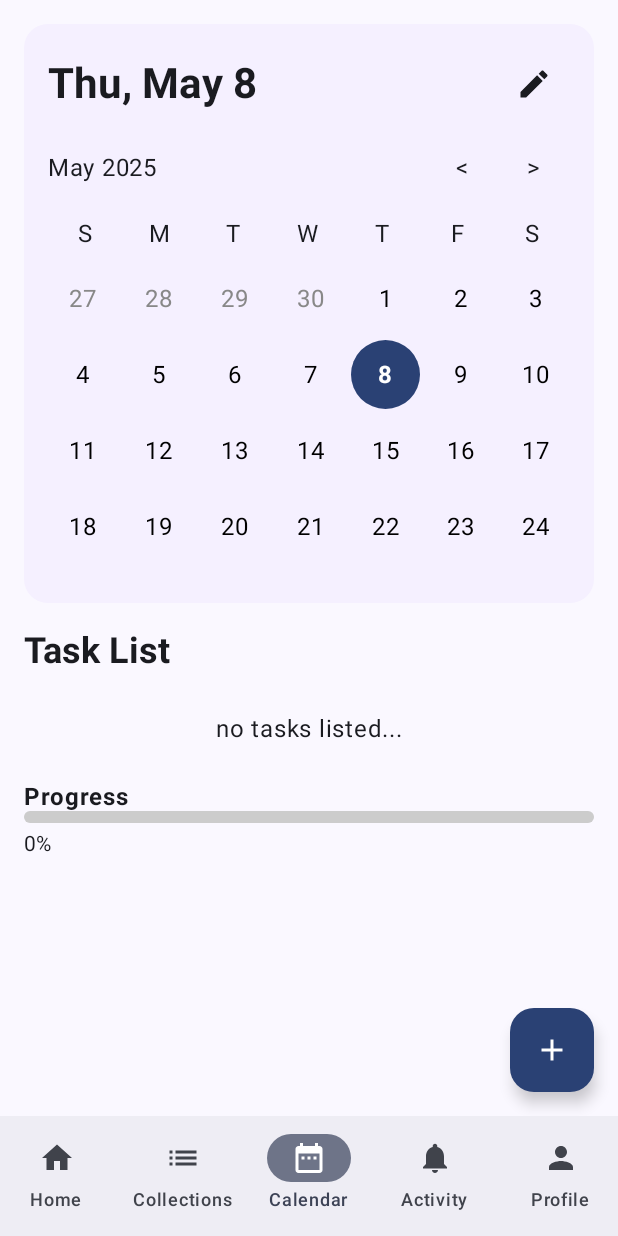
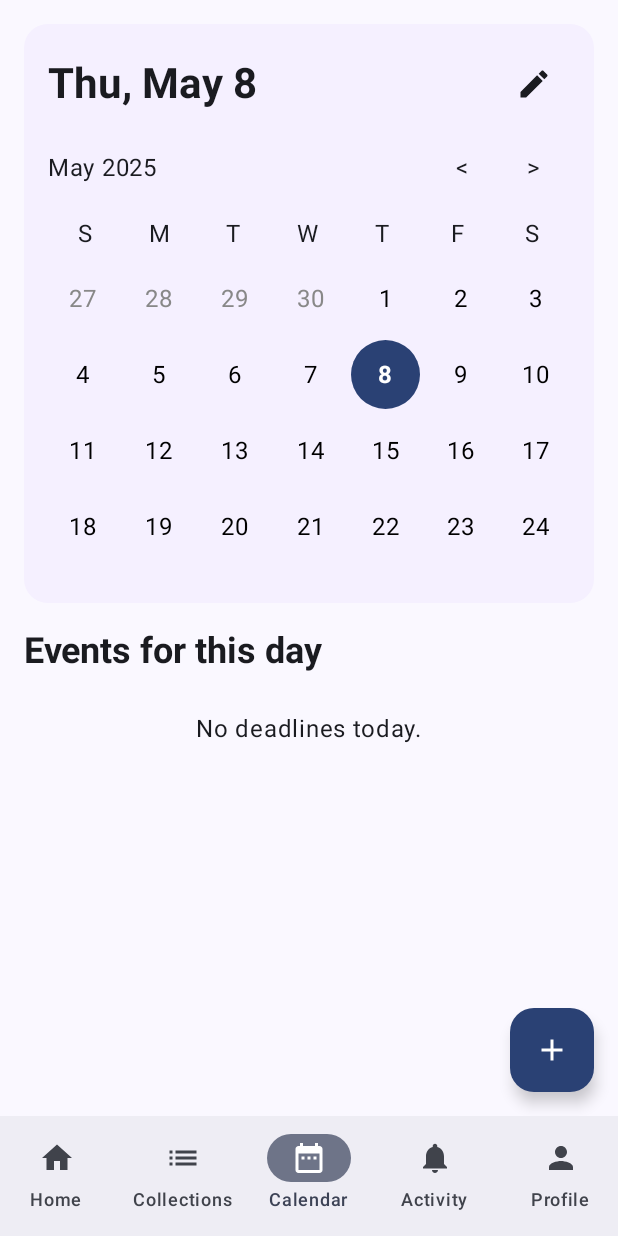
Before and after one commit to MichaelAppsDev/taskmanager, an Android app built with Jetpack Compose: the CalendarScreen screen opened through its navigation route, on a phone screen of 412 x 824 dp. Run offline under Robolectric (Android 15) with nearby library versions, the phone set to English and light mode, and no system bars; our stand-ins replace Firebase (no records; nobody signed in at launch, a user with empty details on screens opened directly), Room's generated code.

Commit message:
Enhance Calendar and Collection Detail screens with task filtering and date picker functionality

```diff
--- a/app/src/main/java/com/example/taskmanager/ui/screens/CalendarScreen.kt
+++ b/app/src/main/java/com/example/taskmanager/ui/screens/CalendarScreen.kt
@@ -16,6 +16,7 @@ import androidx.compose.foundation.lazy.LazyColumn
 import androidx.compose.foundation.lazy.grid.GridCells
 import androidx.compose.foundation.lazy.grid.LazyVerticalGrid
 import androidx.compose.foundation.lazy.grid.items
+import androidx.compose.foundation.lazy.items
 import androidx.compose.foundation.shape.CircleShape
 import androidx.compose.foundation.shape.RoundedCornerShape
 import androidx.compose.material.icons.Icons
@@ -42,6 +43,7 @@ import androidx.compose.ui.graphics.Color
 import androidx.compose.ui.text.font.FontWeight
 import androidx.compose.ui.text.style.TextAlign
 import androidx.compose.ui.unit.dp
+import com.example.taskmanager.data.models.Task
 import com.example.taskmanager.ui.theme.LightPurple
 import com.example.taskmanager.ui.viewmodel.TaskViewModel
 import java.text.SimpleDateFormat
@@ -64,6 +66,11 @@ fun CalendarScreen(viewModel: TaskViewModel) {
 
     // Calculate days in month
     val daysInMonthList = getDaysInMonthList(selectedDate)
+
+    // Filter tasks with deadline matching selected date
+    val selectedDayTasks = uiState.tasks.filter { task ->
+        task.dueDate != null && isSameDay(task.dueDate, selectedDate)
+    }
 
     Scaffold(
         floatingActionButton = {
@@ -200,9 +207,9 @@ fun CalendarScreen(viewModel: TaskViewModel) {
             Spacer(modifier = Modifier.height(16.dp))
 
             // Tasks for selected date
-            TaskList(
+            DeadlineEventList(
                 date = selectedDate,
-                tasks = uiState.currentDateTasks
+                tasks = selectedDayTasks
             )
         }
     }
@@ -243,15 +250,14 @@ fun CalendarDay(
 }
 
 @Composable
-fun TaskList(date: Date, tasks: List<com.example.taskmanager.data.models.Task>) {
+fun DeadlineEventList(date: Date, tasks: List<Task>) {
     Column {
         Text(
-            text = "Task List",
+            text = "Events for this day",
             style = MaterialTheme.typography.headlineSmall,
             fontWeight = FontWeight.Bold,
             modifier = Modifier.padding(bottom = 8.dp)
         )
-
         if (tasks.isEmpty()) {
             Box(
                 modifier = Modifier
@@ -259,46 +265,29 @@ fun TaskList(date: Date, tasks: List<com.example.taskmanager.data.models.Task>)
                     .padding(vertical = 16.dp),
                 contentAlignment = Alignment.Center
             ) {
-                Text("no tasks listed...")
+                Text("No deadlines today.")
             }
         } else {
             LazyColumn(
                 verticalArrangement = Arrangement.spacedBy(8.dp)
             ) {
-                // Task items will be added here
+                items(tasks) { task ->
+                    Card(
+                        modifier = Modifier.fillMaxWidth()
+                    ) {
+                        Row(
+                            modifier = Modifier.padding(16.dp),
+                            verticalAlignment = Alignment.CenterVertically
+                        ) {
+                            Text(
+                                text = "${task.title} deadline",
+                                style = MaterialTheme.typography.bodyLarge
+                            )
+                        }
+                    }
+                }
             }
         }
-
-        Spacer(modifier = Modifier.height(8.dp))
-
-        Text(
-            text = "Progress",
-            style = MaterialTheme.typography.bodyLarge,
-            fontWeight = FontWeight.Bold
-        )
-
-        // Progress bar
-        Box(
-            modifier = Modifier
-                .fillMaxWidth()
-                .height(8.dp)
-                .clip(RoundedCornerShape(4.dp))
-                .background(Color.LightGray)
-        ) {
-            Box(
-                modifier = Modifier
-                    .fillMaxWidth(0.0f) // Progress percentage
-                    .height(8.dp)
-                    .clip(RoundedCornerShape(4.dp))
-                    .background(MaterialTheme.colorScheme.primary)
-            )
-        }
-
-        Text(
-            text = "0%",
-            style = MaterialTheme.typography.bodyMedium,
-            modifier = Modifier.padding(top = 4.dp)
-        )
     }
 }
 
@@ -350,3 +339,12 @@ fun getDaysInMonthList(selectedDate: Date): List<CalendarDayInfo> {
 
     return days
 }
+
+// Helper function to check if two dates are the same day
+fun isSameDay(date1: Date?, date2: Date?): Boolean {
+    if (date1 == null || date2 == null) return false
+    val cal1 = Calendar.getInstance().apply { time = date1 }
+    val cal2 = Calendar.getInstance().apply { time = date2 }
+    return cal1.get(Calendar.YEAR) == cal2.get(Calendar.YEAR) &&
+            cal1.get(Calendar.DAY_OF_YEAR) == cal2.get(Calendar.DAY_OF_YEAR)
+}
```
Also changed, not shown: app/src/main/java/com/example/taskmanager/ui/screens/CollectionDetailScreen.kt (+40 -2 lines).
